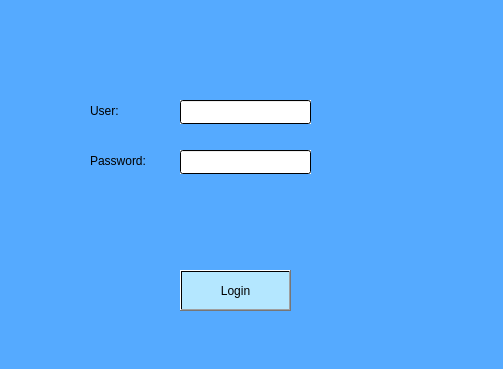
reich03/EstructurasProyecto, file login_admin.ui: the form before one commit.
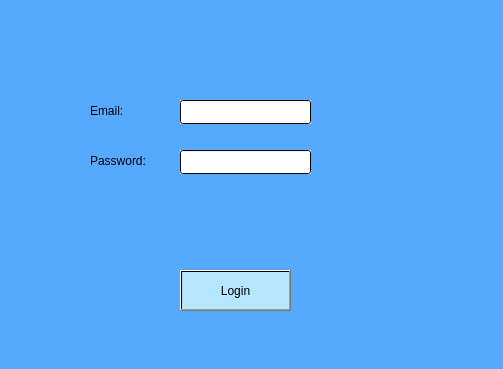
The form after the commit.

Commit message: cambio a email y vista de categorias

What changed in the file:
```diff
--- a/login_admin.ui
+++ b/login_admin.ui
@@ -64,7 +64,7 @@
 font: 700 11pt &quot;Segoe UI&quot;;</string>
    </property>
    <property name="text">
-    <string>User:</string>
+    <string>Email:</string>
    </property>
   </widget>
   <widget class="QLineEdit" name="Passw">
```
Left out of the diff: 2 changed lines with no effect on the pictures. The commit also changes 26 other files.
